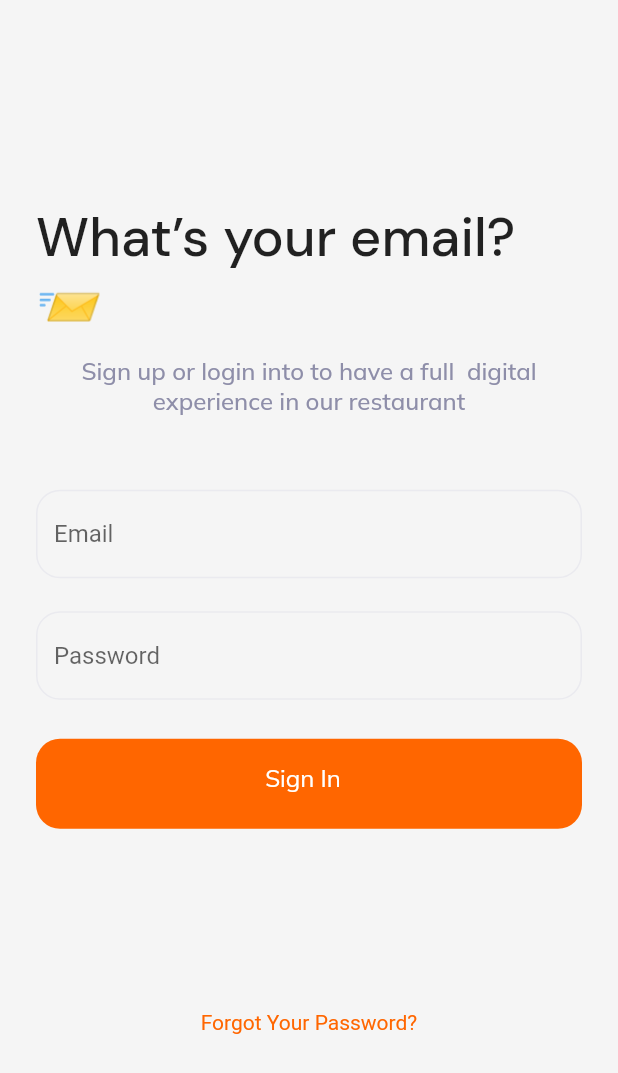
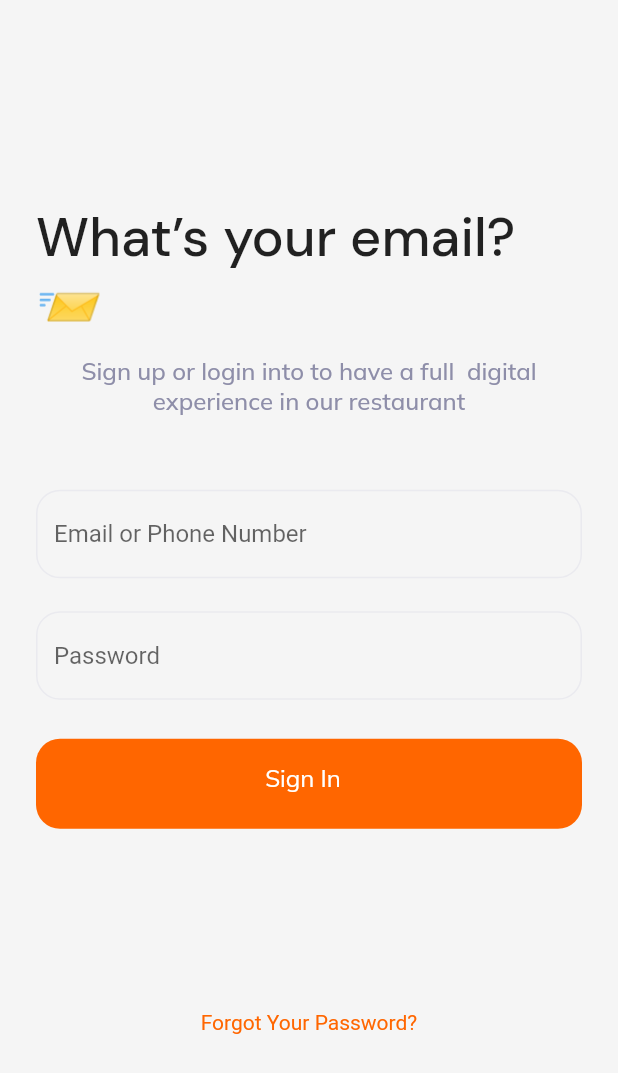
Before and after one commit to hammadkahn/Sibuy, a Flutter app: the user_auth screen opened directly, after a tap on "Sign In", on a phone screen of 412 x 824 dp. Shown: the top 1073 px of the screen. Run offline on Flutter 3.47's test engine with Material 2 defaults, Android fonts, the phone set to English and light mode, and no system bars; our stand-ins replace carousel_slider, chips_choice_null_safety, dropdown_button2, expandable, flutter_slidable, geocoding and 8 more; missing offline and left inert: pusher_channels_flutter, qr_code_scanner; accounts and stored records are empty; Roboto replaces fonts that are missing (Cero); project files that could hold a hidden picture were left out.

```diff
--- a/lib/user_app/email_verification/email_ver.dart
+++ b/lib/user_app/email_verification/email_ver.dart
@@ -60,7 +60,7 @@ class _Email_verState extends State<Email_ver> {
                     borderSide: const BorderSide(color: Color(0xFFEAEAEF)),
                     borderRadius: BorderRadius.circular(16),
                   ),
-                  hintText: 'Email',
+                  hintText: 'Email or Phone Number',
                 ),
                 validator: (value) {
                   if (value == null || value.isEmpty) {
@@ -194,7 +194,7 @@ class _Email_verState extends State<Email_ver> {
                 borderSide: const BorderSide(color: Color(0xFFEAEAEF)),
                 borderRadius: BorderRadius.circular(16),
               ),
-              hintText: 'Email',
+              hintText: 'Email or Phone Number',
             ),
             validator: (value) {
               if (value == null || value.isEmpty) {
--- a/lib/user_app/user_auth/user_auth.dart
+++ b/lib/user_app/user_auth/user_auth.dart
@@ -91,7 +91,8 @@ class _user_authState extends State<user_auth> {
                     child: Container(
                       height: 56,
                       width: 56,
-                      color: _value == 0 ? Colors.grey : Colors.transparent,
+                      color:
+                          _value == 0 ? Color(0xFFff6600) : Colors.transparent,
                       child: Image.asset(
                         'assets/images/com.png',
                         height: 24,
@@ -105,7 +106,8 @@ class _user_authState extends State<user_auth> {
                     child: Container(
                       height: 56,
                       width: 56,
-                      color: _value == 1 ? Colors.grey : Colors.transparent,
+                      color:
+                          _value == 1 ? Color(0xFFff6600) : Colors.transparent,
                       child: Image.asset(
                         'assets/images/uk.png',
                         height: 24,
@@ -119,7 +121,8 @@ class _user_authState extends State<user_auth> {
                     child: Container(
                       height: 56,
                       width: 56,
-                      color: _value == 2 ? Colors.grey : Colors.transparent,
+                      color:
+                          _value == 2 ? Color(0xFFff6600) : Colors.transparent,
                       child: Image.asset(
                         'assets/images/china.png',
                         height: 24,
```
